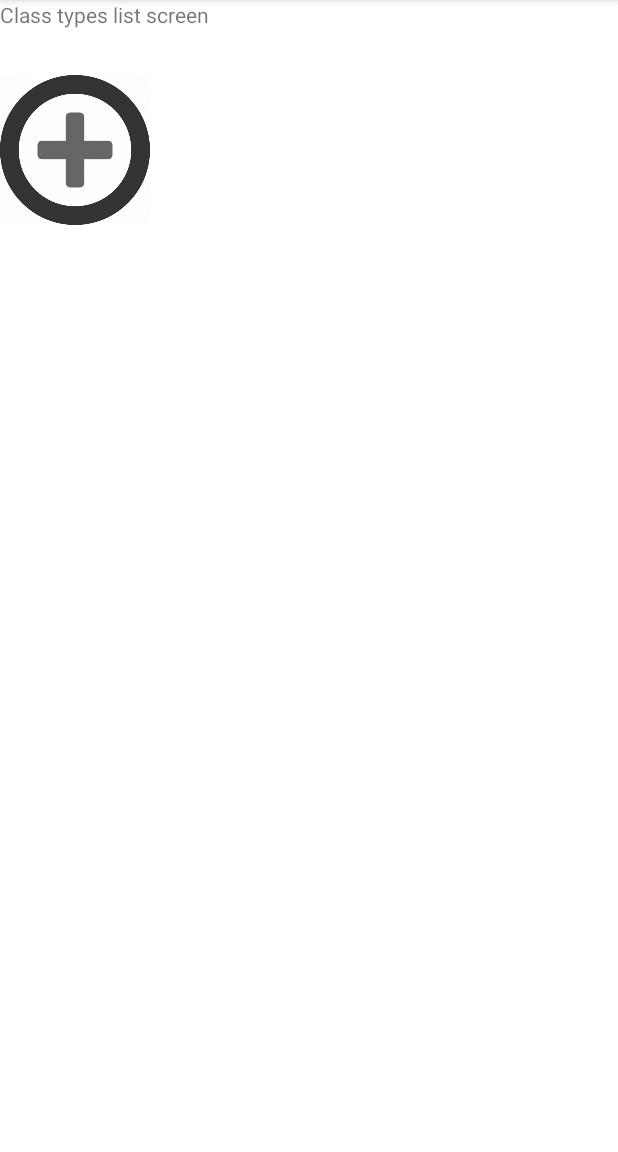
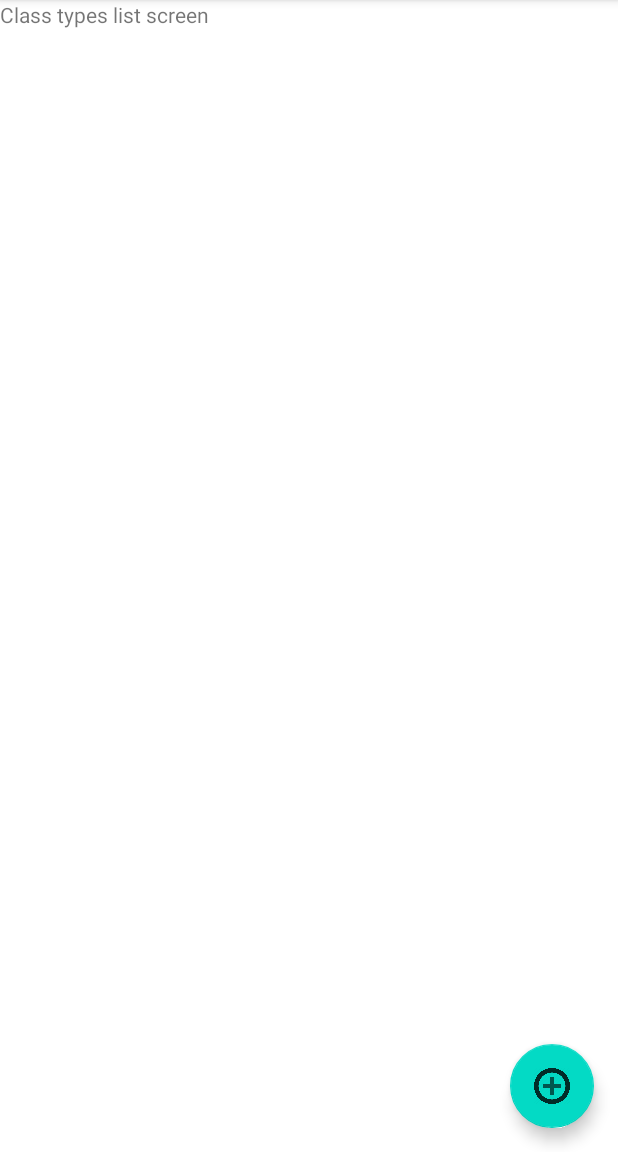
Before and after one commit to AmyLDunn/Fitness_Center, an Android app: the fragment ClassTypesListFragment shown on its own in the app's theme, on a phone screen of 412 x 824 dp, the part 84-1236 px from its top. Run offline under Robolectric (Android 15) with nearby library versions, the phone set to English and light mode, and no system bars; 2 statements that could not run were skipped.

Commit message:
Added a button in the bottom right. Won't show up, but the code exists.

```diff
--- a/app/src/main/res/layout/fragment_class_types.xml
+++ b/app/src/main/res/layout/fragment_class_types.xml
@@ -12,11 +12,12 @@
         android:layout_height="match_parent"
         android:text="Class types list screen" />
 
-    <ImageView
-        android:id="@+id/addClassIcon"
-        android:layout_width="100dp"
-        android:layout_height="100dp"
-        android:layout_marginTop="50dp"
+    <com.google.android.material.floatingactionbutton.FloatingActionButton
+        android:id="@+id/fab"
+        android:layout_width="wrap_content"
+        android:layout_height="wrap_content"
+        android:layout_gravity="end|bottom"
+        android:layout_margin="16dp"
         android:src="@drawable/addClass" />
 
 </FrameLayout>
```
Also changed, not shown: app/src/main/java/com/example/fitnesscenter/mainapp/fragments/ClassTypesListFragment.java (+10 -8 lines), app/src/main/res/drawable-v24/addClass.png (renamed from app/src/main/res/drawable/addClass.png).
